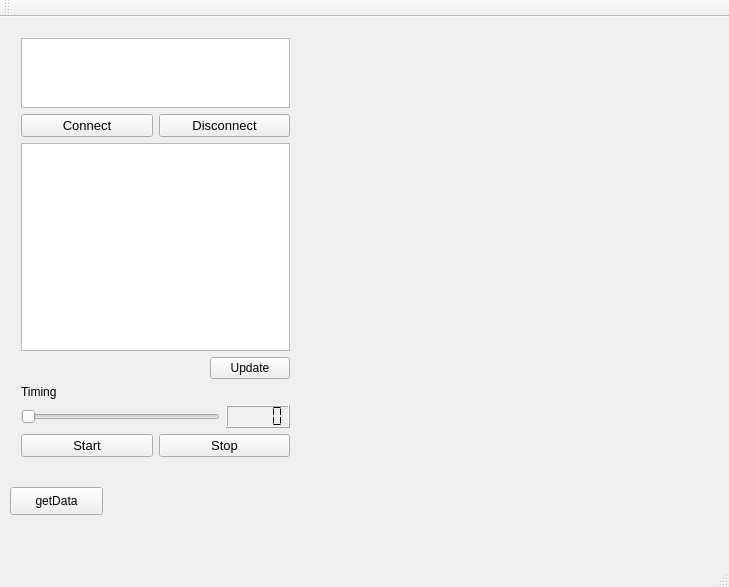
First picture: the form in QtTcpClientConsumer/mainwindow.ui, repository AtysonJaime/DCA1202---Projeto-3, before the edit.
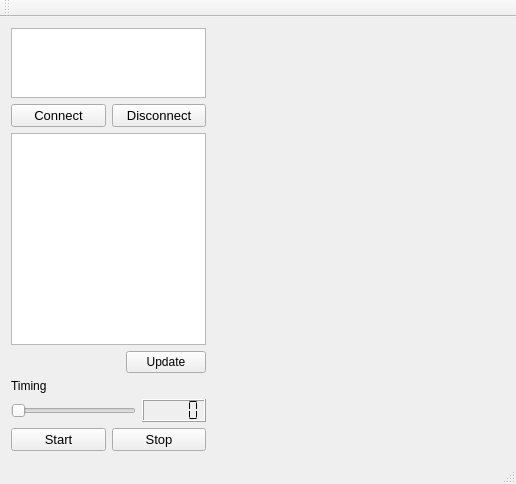
Second picture: the form after the edit. Custom widgets are drawn as their Qt base class.

```diff
--- a/QtTcpClientConsumer/mainwindow.ui
+++ b/QtTcpClientConsumer/mainwindow.ui
@@ -6,46 +6,18 @@
    <rect>
     <x>0</x>
     <y>0</y>
-    <width>729</width>
-    <height>587</height>
+    <width>516</width>
+    <height>484</height>
    </rect>
   </property>
   <property name="windowTitle">
    <string>MainWindow</string>
   </property>
   <widget class="QWidget" name="centralWidget">
-   <widget class="QPushButton" name="pushButtonGet">
-    <property name="geometry">
-     <rect>
-      <x>10</x>
-      <y>470</y>
-      <width>93</width>
-      <height>28</height>
-     </rect>
-    </property>
-    <property name="text">
-     <string>getData</string>
-    </property>
-   </widget>
-   <widget class="Plotter" name="widgetPlotter" native="true">
-    <property name="geometry">
-     <rect>
-      <x>323</x>
-      <y>11</y>
-      <width>371</width>
-      <height>441</height>
-     </rect>
-    </property>
-   </widget>
-   <widget class="QWidget" name="layoutWidget">
-    <property name="geometry">
-     <rect>
-      <x>10</x>
-      <y>10</y>
-      <width>291</width>
-      <height>441</height>
-     </rect>
-    </property>
+   <layout class="QGridLayout" name="gridLayout_5">
+    <item row="0" column="0">
+     <layout class="QGridLayout" name="gridLayout_4" columnstretch="40,60">
+      <item row="0" column="0">
     <layout class="QVBoxLayout" name="verticalLayout_3" stretch="50,0">
      <item>
       <layout class="QGridLayout" name="gridLayout_3" rowstretch="10,90">
@@ -191,7 +163,13 @@
       </layout>
      </item>
     </layout>
-   </widget>
+      </item>
+      <item row="0" column="1">
+       <widget class="Plotter" name="widgetPlotter" native="true"/>
+      </item>
+     </layout>
+    </item>
+   </layout>
   </widget>
   <widget class="QMenuBar" name="menuBar">
    <property name="geometry">
```
Left out of the diff: 2 changed lines with no effect on the pictures. Lines whose indentation alone changed are shown as unchanged.
